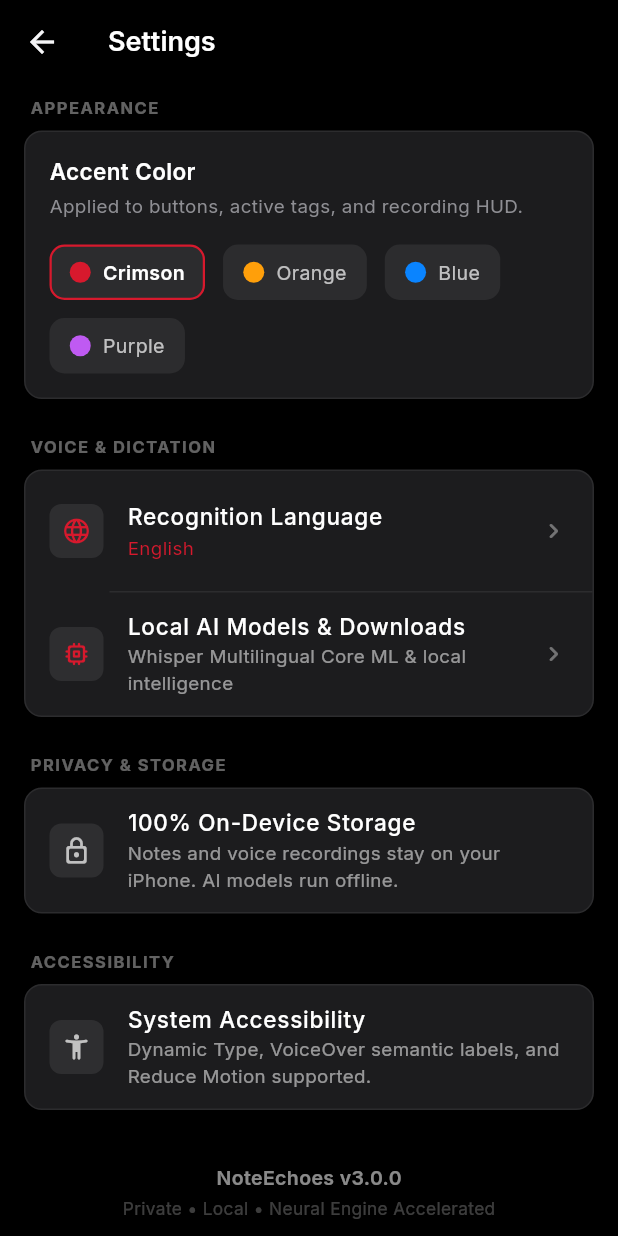
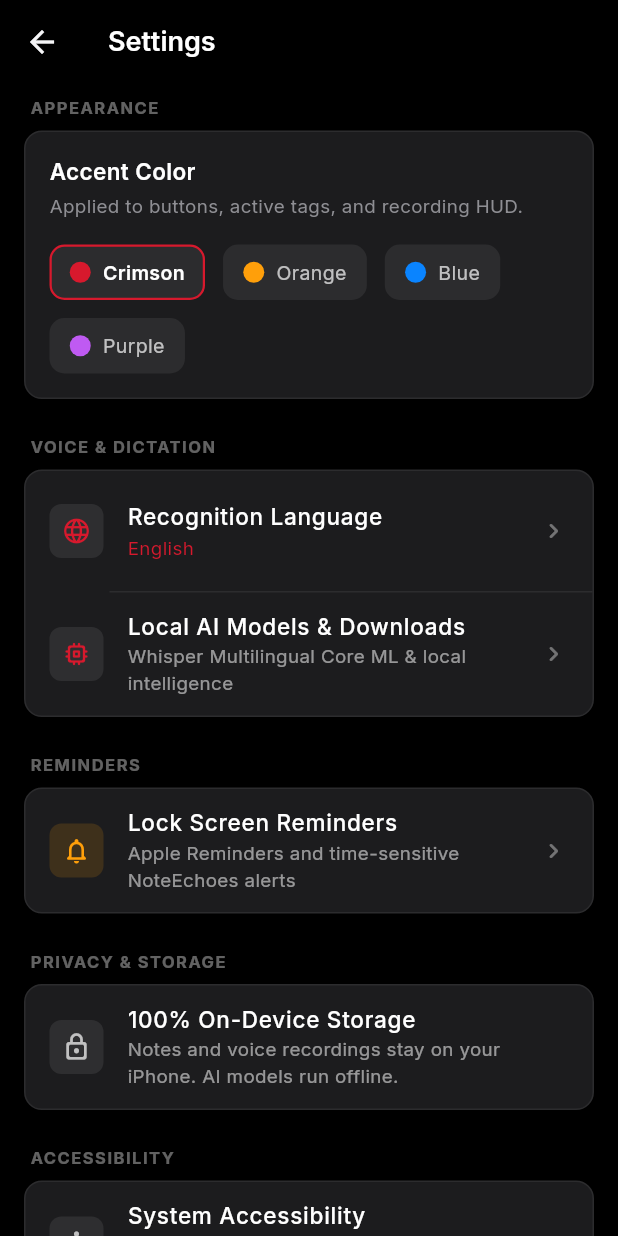
Before and after one commit to vashisht7/NoteEchoes, a Flutter app: the SettingsScreen screen opened directly, on a phone screen of 412 x 824 dp. Run offline on Flutter 3.47's test engine with Material 3 defaults, Android fonts, the phone set to English and light mode, and no system bars; our stand-ins replace drift, file_picker, google_fonts, permission_handler, shared_preferences, speech_to_text; missing offline and left inert: dart_sentencepiece_tokenizer, flutter_math_fork, flutter_onnxruntime, pdfrx, record, sqlite3; accounts and stored records are empty; generated files the repository leaves out were written again.

Commit message:
fix: deliver timed reminders and reject silent captures

```diff
--- a/lib/screens/settings_screen.dart
+++ b/lib/screens/settings_screen.dart
@@ -1,5 +1,6 @@
 import 'package:flutter/material.dart';
 import 'package:google_fonts/google_fonts.dart';
+import 'package:permission_handler/permission_handler.dart';
 
 import '../ai/presentation/ai_model_settings_page.dart';
 import '../theme/app_colors.dart';
@@ -81,7 +82,10 @@ class _SettingsScreenState extends State<SettingsScreen> {
                   padding: const EdgeInsets.symmetric(horizontal: 8),
                   child: Text(
                     'Select how voice dictation and Whisper should transcribe your speech.',
-                    style: GoogleFonts.inter(fontSize: 12.5, color: Colors.white54),
+                    style: GoogleFonts.inter(
+                      fontSize: 12.5,
+                      color: Colors.white54,
+                    ),
                   ),
                 ),
                 const SizedBox(height: 16),
@@ -105,7 +109,8 @@ class _SettingsScreenState extends State<SettingsScreen> {
                 ),
                 _LanguageOptionTile(
                   title: 'Telugu & English Mixed',
-                  subtitle: 'Telugu-English conversational speech with technical terms',
+                  subtitle:
+                      'Telugu-English conversational speech with technical terms',
                   selected: _preferences.speechLanguageCode == 'te-en-mixed',
                   onTap: () {
                     _preferences.setSpeechLanguage('te-en-mixed');
@@ -114,7 +119,8 @@ class _SettingsScreenState extends State<SettingsScreen> {
                 ),
                 _LanguageOptionTile(
                   title: 'Hindi (हिन्दी)',
-                  subtitle: 'Hindi speech recognition in Devanagari script (hi)',
+                  subtitle:
+                      'Hindi speech recognition in Devanagari script (hi)',
                   selected: _preferences.speechLanguageCode == 'hi',
                   onTap: () {
                     _preferences.setSpeechLanguage('hi');
@@ -123,7 +129,8 @@ class _SettingsScreenState extends State<SettingsScreen> {
                 ),
                 _LanguageOptionTile(
                   title: 'Auto-detect Language',
-                  subtitle: 'Automatically identifies spoken language per recording',
+                  subtitle:
+                      'Automatically identifies spoken language per recording',
                   selected: _preferences.speechLanguageCode == 'auto',
                   onTap: () {
                     _preferences.setSpeechLanguage('auto');
@@ -149,7 +156,11 @@ class _SettingsScreenState extends State<SettingsScreen> {
         elevation: 0,
         title: Text(
           'Settings',
-          style: GoogleFonts.inter(fontSize: 18, fontWeight: FontWeight.w600, color: Colors.white),
+          style: GoogleFonts.inter(
+            fontSize: 18,
+            fontWeight: FontWeight.w600,
+            color: Colors.white,
+          ),
         ),
       ),
       body: ListView(
@@ -188,12 +199,17 @@ class _SettingsScreenState extends State<SettingsScreen> {
                         onTap: () => _preferences.setAccent(option.id),
                         borderRadius: BorderRadius.circular(10),
                         child: Container(
-                          padding: const EdgeInsets.symmetric(horizontal: 12, vertical: 8),
+                          padding: const EdgeInsets.symmetric(
+                            horizontal: 12,
+                            vertical: 8,
+                          ),
                           decoration: BoxDecoration(
                             color: const Color(0xFF2C2C2E),
                             borderRadius: BorderRadius.circular(10),
                             border: Border.all(
-                              color: selected ? option.color : Colors.transparent,
+                              color: selected
+                                  ? option.color
+                                  : Colors.transparent,
                               width: 1.5,
                             ),
                           ),
@@ -213,8 +229,12 @@ class _SettingsScreenState extends State<SettingsScreen> {
                                 option.label.replaceAll('NoteEchoes ', ''),
                                 style: GoogleFonts.inter(
                                   fontSize: 13,
-                                  fontWeight: selected ? FontWeight.w600 : FontWeight.normal,
-                                  color: selected ? Colors.white : Colors.white70,
+                                  fontWeight: selected
+                                      ? FontWeight.w600
+                                      : FontWeight.normal,
+                                  color: selected
+                                      ? Colors.white
+                                      : Colors.white70,
                                 ),
                               ),
                             ],
@@ -233,29 +253,47 @@ class _SettingsScreenState extends State<SettingsScreen> {
             child: Column(
               children: [
                 ListTile(
-                  contentPadding: const EdgeInsets.symmetric(horizontal: 16, vertical: 4),
+                  contentPadding: const EdgeInsets.symmetric(
+                    horizontal: 16,
+                    vertical: 4,
+                  ),
                   leading: Container(
                     padding: const EdgeInsets.all(8),
                     decoration: BoxDecoration(
                       color: Colors.white.withValues(alpha: 0.08),
                       borderRadius: BorderRadius.circular(8),
                     ),
-                    child: Icon(Icons.language_rounded, color: accent, size: 20),
+                    child: Icon(
+                      Icons.language_rounded,
+                      color: accent,
+                      size: 20,
+                    ),
                   ),
                   title: Text(
                     'Recognition Language',
-                    style: GoogleFonts.inter(fontSize: 15, fontWeight: FontWeight.w500, color: Colors.white),
+                    style: GoogleFonts.inter(
+                      fontSize: 15,
+                      fontWeight: FontWeight.w500,
+                      color: Colors.white,
+                    ),
                   ),
                   subtitle: Text(
                     _languageDisplayTitle(_preferences.speechLanguageCode),
                     style: GoogleFonts.inter(fontSize: 12.5, color: accent),
                   ),
-                  trailing: const Icon(Icons.chevron_right_rounded, color: Colors.white38, size: 20),
+                  trailing: const Icon(
+                    Icons.chevron_right_rounded,
+                    color: Colors.white38,
+                    size: 20,
+                  ),
                   onTap: () => _openLanguagePicker(context),
                 ),
                 const Divider(height: 1, indent: 56, color: Color(0xFF2C2C2E)),
                 ListTile(
-                  contentPadding: const EdgeInsets.symmetric(horizontal: 16, vertical: 4),
+                  contentPadding: const EdgeInsets.symmetric(
+                    horizontal: 16,
+                    vertical: 4,
+                  ),
                   leading: Container(
                     padding: const EdgeInsets.all(8),
                     decoration: BoxDecoration(
@@ -266,13 +304,24 @@ class _SettingsScreenState extends State<SettingsScreen> {
                   ),
                   title: Text(
                     'Local AI Models & Downloads',
-                    style: GoogleFonts.inter(fontSize: 15, fontWeight: FontWeight.w500, color: Colors.white),
+                    style: GoogleFonts.inter(
+                      fontSize: 15,
+                      fontWeight: FontWeight.w500,
+                      color: Colors.white,
+                    ),
                   ),
                   subtitle: Text(
                     'Whisper Multilingual Core ML & local intelligence',
-                    style: GoogleFonts.inter(fontSize: 12.5, color: Colors.white54),
+                    style: GoogleFonts.inter(
+                      fontSize: 12.5,
+                      color: Colors.white54,
+                    ),
                   ),
-                  trailing: const Icon(Icons.chevron_right_rounded, color: Colors.white38, size: 20),
+                  trailing: const Icon(
+                    Icons.chevron_right_rounded,
+                    color: Colors.white38,
+                    size: 20,
+                  ),
                   onTap: () => Navigator.of(context).push(
                     MaterialPageRoute(
                       builder: (_) => const AiModelSettingsPage(),
@@ -283,21 +332,72 @@ class _SettingsScreenState extends State<SettingsScreen> {
             ),
           ),
           const SizedBox(height: 24),
+          const _SectionLabel('Reminders'),
+          _SettingsCard(
+            child: ListTile(
+              contentPadding: const EdgeInsets.symmetric(
+                horizontal: 16,
+                vertical: 4,
+              ),
+              leading: Container(
+                padding: const EdgeInsets.all(8),
+                decoration: BoxDecoration(
+                  color: const Color(0xFFFF9F0A).withValues(alpha: 0.15),
+                  borderRadius: BorderRadius.circular(8),
+                ),
+                child: const Icon(
+                  Icons.notifications_none_rounded,
+                  color: Color(0xFFFF9F0A),
+                  size: 20,
+                ),
+              ),
+              title: Text(
+                'Lock Screen Reminders',
+                style: GoogleFonts.inter(
+                  fontSize: 15,
+                  fontWeight: FontWeight.w500,
+                  color: Colors.white,
+                ),
+              ),
+              subtitle: Text(
+                'Apple Reminders and time-sensitive NoteEchoes alerts',
+                style: GoogleFonts.inter(fontSize: 12.5, color: Colors.white54),
+              ),
+              trailing: const Icon(
+                Icons.chevron_right_rounded,
+                color: Colors.white38,
+                size: 20,
+              ),
+              onTap: openAppSettings,
+            ),
+          ),
+          const SizedBox(height: 24),
           const _SectionLabel('Privacy & Storage'),
           _SettingsCard(
             child: ListTile(
-              contentPadding: const EdgeInsets.symmetric(horizontal: 16, vertical: 4),
+              contentPadding: const EdgeInsets.symmetric(
+                horizontal: 16,
+                vertical: 4,
+              ),
               leading: Container(
                 padding: const EdgeInsets.all(8),
                 decoration: BoxDecoration(
                   color: Colors.white.withValues(alpha: 0.08),
                   borderRadius: BorderRadius.circular(8),
                 ),
-                child: const Icon(Icons.lock_outline_rounded, color: Colors.white70, size: 20),
+                child: const Icon(
+                  Icons.lock_outline_rounded,
+                  color: Colors.white70,
+                  size: 20,
+                ),
               ),
               title: Text(
                 '100% On-Device Storage',
-                style: GoogleFonts.inter(fontSize: 15, fontWeight: FontWeight.w500, color: Colors.white),
+                style: GoogleFonts.inter(
+                  fontSize: 15,
+                  fontWeight: FontWeight.w500,
+                  color: Colors.white,
+                ),
               ),
               subtitle: Text(
                 'Notes and voice recordings stay on your iPhone. AI models run offline.',
@@ -309,18 +409,29 @@ class _SettingsScreenState extends State<SettingsScreen> {
           const _SectionLabel('Accessibility'),
           _SettingsCard(
             child: ListTile(
-              contentPadding: const EdgeInsets.symmetric(horizontal: 16, vertical: 4),
+              contentPadding: const EdgeInsets.symmetric(
+                horizontal: 16,
+                vertical: 4,
+              ),
               leading: Container(
                 padding: const EdgeInsets.all(8),
                 decoration: BoxDecoration(
                   color: Colors.white.withValues(alpha: 0.08),
                   borderRadius: BorderRadius.circular(8),
                 ),
-                child: const Icon(Icons.accessibility_new_rounded, color: Colors.white70, size: 20),
+                child: const Icon(
+                  Icons.accessibility_new_rounded,
+                  color: Colors.white70,
+                  size: 20,
+                ),
               ),
               title: Text(
                 'System Accessibility',
-                style: GoogleFonts.inter(fontSize: 15, fontWeight: FontWeight.w500, color: Colors.white),
+                style: GoogleFonts.inter(
+                  fontSize: 15,
+                  fontWeight: FontWeight.w500,
+                  color: Colors.white,
+                ),
               ),
               subtitle: Text(
                 'Dynamic Type, VoiceOver semantic labels, and Reduce Motion supported.',
@@ -333,13 +444,20 @@ class _SettingsScreenState extends State<SettingsScreen> {
             child: Column(
               children: [
                 Text(
-                  'NoteEchoes v3.0.0',
-                  style: GoogleFonts.inter(color: Colors.white54, fontSize: 13, fontWeight: FontWeight.w600),
+                  'NoteEchoes v2.9.3',
+                  style: GoogleFonts.inter(
+                    color: Colors.white54,
+                    fontSize: 13,
+                    fontWeight: FontWeight.w600,
+                  ),
                 ),
                 const SizedBox(height: 4),
                 Text(
                   'Private • Local • Neural Engine Accelerated',
-                  style: GoogleFonts.inter(color: Colors.white24, fontSize: 11.5),
+                  style: GoogleFonts.inter(
+                    color: Colors.white24,
+                    fontSize: 11.5,
+                  ),
                 ),
               ],
             ),
@@ -374,7 +492,9 @@ class _LanguageOptionTile extends StatelessWidget {
         margin: const EdgeInsets.symmetric(vertical: 4),
         padding: const EdgeInsets.symmetric(horizontal: 12, vertical: 10),
         decoration: BoxDecoration(
-          color: selected ? Colors.white.withValues(alpha: 0.06) : Colors.transparent,
+          color: selected
+              ? Colors.white.withValues(alpha: 0.06)
+              : Colors.transparent,
           borderRadius: BorderRadius.circular(10),
           border: Border.all(
             color: selected ? accent : Colors.transparent,
@@ -409,7 +529,11 @@ class _LanguageOptionTile extends StatelessWidget {
             if (selected)
               Icon(Icons.check_circle_rounded, color: accent, size: 20)
             else
-              const Icon(Icons.radio_button_unchecked_rounded, color: Colors.white24, size: 20),
+              const Icon(
+                Icons.radio_button_unchecked_rounded,
+                color: Colors.white24,
+                size: 20,
+              ),
           ],
         ),
       ),
--- a/lib/services/action_button_note_ingestion_service.dart
+++ b/lib/services/action_button_note_ingestion_service.dart
@@ -4,6 +4,7 @@ import 'package:flutter/services.dart';
 import 'package:flutter/widgets.dart';
 
 import 'note_service.dart';
+import 'voice_capture_validator.dart';
 
 /// Drains the `PendingVoiceNoteStore` queue that is populated by the
 /// `TranscribeAudioNoteIntent` Shortcuts action and writes each pending
@@ -68,7 +69,7 @@ final class ActionButtonNoteIngestionService with WidgetsBindingObserver {
             DateTime.now();
 
         // Always acknowledge even if text is empty, to avoid infinite loops
-        if (text.isEmpty) {
+        if (!VoiceCaptureValidator.hasMeaningfulSpeech(text)) {
           await _acknowledge(id);
           continue;
         }
--- a/pubspec.yaml
+++ b/pubspec.yaml
@@ -2,7 +2,7 @@ name: notechoes_app
 description: "A new Flutter project."
 publish_to: 'none'
 
-version: 2.9.2+6
+version: 2.9.3+7
 
 environment:
   sdk: ^3.12.0
```
Also changed, not shown: lib/ai/domain/core_action_v4_adapter.dart (+15 -0 lines), lib/screens/home_screen.dart (+9 -7 lines), lib/screens/note_detail_screen.dart (+10 -31 lines), lib/services/note_service.dart (+37 -5 lines), lib/services/spoken_reminder_parser.dart (added, +62 -0 lines), lib/services/voice_capture_validator.dart (added, +30 -0 lines), lib/widgets/keep_text_note_card.dart (+18 -2 lines), lib/widgets/siri_action_overlay.dart (+30 -16 lines), 5 other files.
